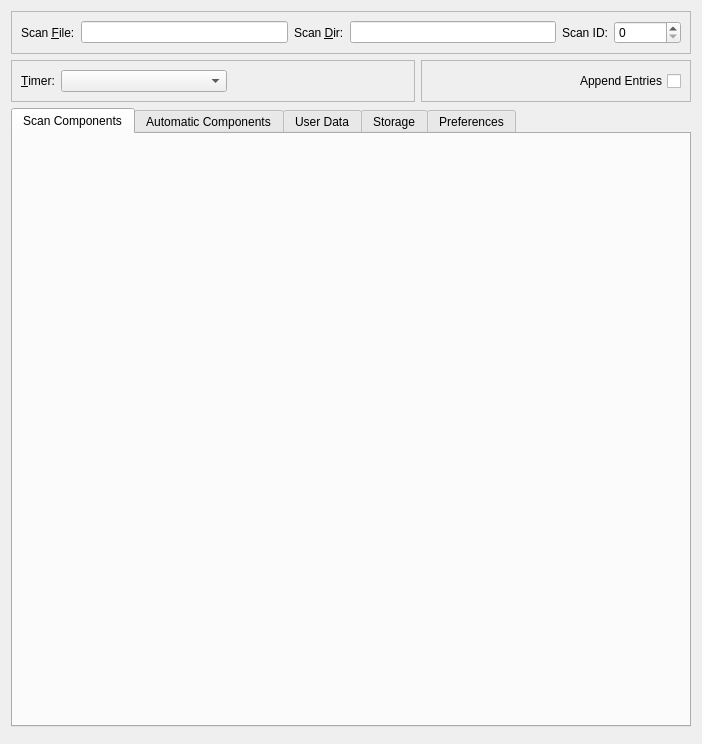
Before: the Qt Designer form nxselector/ui/selector.ui in nexdatas/nxselector, drawn with Qt 5.
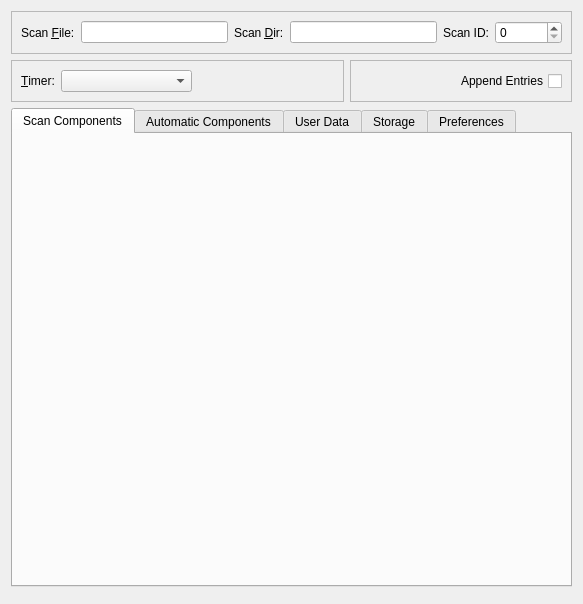
After: the same form once the commit is applied.

Patch:
```diff
--- a/nxselector/ui/selector.ui
+++ b/nxselector/ui/selector.ui
@@ -6,8 +6,8 @@
    <rect>
     <x>0</x>
     <y>0</y>
-    <width>702</width>
-    <height>637</height>
+    <width>583</width>
+    <height>604</height>
    </rect>
   </property>
   <property name="windowTitle">
@@ -195,8 +195,8 @@
      <item>
       <widget class="QTabWidget" name="tabWidget">
        <property name="sizePolicy">
-        <sizepolicy hsizetype="Expanding" vsizetype="Fixed">
-         <horstretch>1</horstretch>
+        <sizepolicy hsizetype="Preferred" vsizetype="Preferred">
+         <horstretch>0</horstretch>
          <verstretch>0</verstretch>
         </sizepolicy>
        </property>
```
